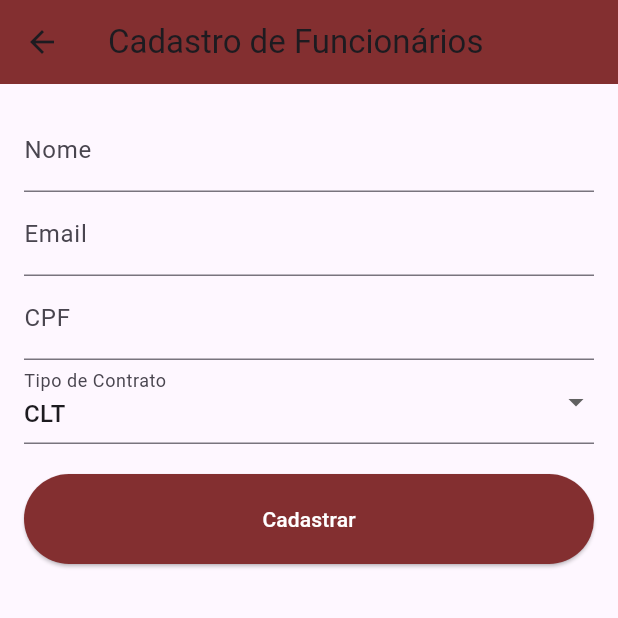
After one commit to ArthurCandido/FP-APP, a Flutter app: the HomePageAdmin screen opened directly, after a tap on "Nome: João Silva", on a phone screen of 412 x 824 dp, the top half of it. The commit adds this screen. Run offline on Flutter 3.47's test engine with Material 3 defaults, Android fonts, the phone set to English and light mode, and no system bars.

Commit message:
add home page adm e pagina de add funcionarios

```diff
--- /dev/null
+++ b/lib/screens/admin_page/home_page_admin.dart
@@ -0,0 +1,113 @@
+import 'package:flutter/material.dart';
+import 'package:fp_app/screens/funcionario_page/funcionario_page.dart';
+import 'package:fp_app/screens/welcome_page/welcome_page.dart';
+
+class HomePageAdmin extends StatelessWidget {
+  const HomePageAdmin({super.key});
+
+  @override
+  Widget build(BuildContext context) {
+    return Scaffold(
+      appBar: AppBar(
+        title: const Text('Home Admin'),
+        backgroundColor: const Color(0xFF832f30),
+        automaticallyImplyLeading: false,
+        actions: <Widget>[
+          IconButton(
+            icon: const Icon(Icons.logout),
+            onPressed: () {
+              Navigator.pushAndRemoveUntil(
+                context,
+                MaterialPageRoute(builder: (context) => const WelcomePage()),
+                (Route<dynamic> route) => false,
+              );
+            },
+          ),
+        ],
+      ),
+      body: Padding(
+        padding: const EdgeInsets.all(16.0),
+        child: ListView(
+          children: <Widget>[
+            GestureDetector(
+              onTap: () {
+                Navigator.push(
+                  context,
+                  MaterialPageRoute(
+                      builder: (context) => const FuncionarioPage()),
+                );
+              },
+              child: Container(
+                width: double.infinity,
+                margin: const EdgeInsets.only(bottom: 10),
+                child: Card(
+                  elevation: 4,
+                  shape: RoundedRectangleBorder(
+                    borderRadius: BorderRadius.circular(10),
+                  ),
+                  child: const Padding(
+                    padding: EdgeInsets.all(16.0),
+                    child: Column(
+                      crossAxisAlignment: CrossAxisAlignment.start,
+                      children: <Widget>[
+                        Text('Nome: João Silva',
+                            style: TextStyle(fontSize: 18)),
+                        SizedBox(height: 8),
+                        Text('Email: joao.silva@example.com',
+                            style: TextStyle(fontSize: 18)),
+                        SizedBox(height: 8),
+                        Text('CPF: 123.456.789-00',
+                            style: TextStyle(fontSize: 18)),
+                        SizedBox(height: 8),
+                        Text('Tipo de Contrato: CLT',
+                            style: TextStyle(fontSize: 18)),
+                      ],
+                    ),
+                  ),
+                ),
+              ),
+            ),
+            GestureDetector(
+              onTap: () {
+                Navigator.push(
+                  context,
+                  MaterialPageRoute(
+                      builder: (context) => const FuncionarioPage()),
+                );
+              },
+              child: Container(
+                width: double.infinity,
+                margin: const EdgeInsets.only(bottom: 10),
+                child: Card(
+                  elevation: 4,
+                  shape: RoundedRectangleBorder(
+                    borderRadius: BorderRadius.circular(10),
+                  ),
+                  child: const Padding(
+                    padding: EdgeInsets.all(16.0),
+                    child: Column(
+                      crossAxisAlignment: CrossAxisAlignment.start,
+                      children: <Widget>[
+                        Text('Nome: Maria Souza',
+                            style: TextStyle(fontSize: 18)),
+                        SizedBox(height: 8),
+                        Text('Email: maria.souza@example.com',
+                            style: TextStyle(fontSize: 18)),
+                        SizedBox(height: 8),
+                        Text('CPF: 987.654.321-00',
+                            style: TextStyle(fontSize: 18)),
+                        SizedBox(height: 8),
+                        Text('Tipo de Contrato: PJ',
+                            style: TextStyle(fontSize: 18)),
+                      ],
+                    ),
+                  ),
+                ),
+              ),
+            ),
+          ],
+        ),
+      ),
+    );
+  }
+}
--- /dev/null
+++ b/lib/screens/funcionario_page/funcionario_page.dart
@@ -0,0 +1,105 @@
+import 'package:flutter/material.dart';
+
+class FuncionarioPage extends StatefulWidget {
+  const FuncionarioPage({super.key});
+
+  @override
+  _FuncionarioPageState createState() => _FuncionarioPageState();
+}
+
+class _FuncionarioPageState extends State<FuncionarioPage> {
+  final _formKey = GlobalKey<FormState>();
+  final TextEditingController _nameController = TextEditingController();
+  final TextEditingController _emailController = TextEditingController();
+  final TextEditingController _cpfController = TextEditingController();
+  String _contractType = 'CLT';
+
+  @override
+  Widget build(BuildContext context) {
+    return Scaffold(
+      appBar: AppBar(
+        title: const Text('Cadastro de Funcionários'),
+        backgroundColor: const Color(0xFF832f30),
+      ),
+      body: Padding(
+        padding: const EdgeInsets.all(16.0),
+        child: Form(
+          key: _formKey,
+          child: ListView(
+            children: <Widget>[
+              TextFormField(
+                controller: _nameController,
+                decoration: const InputDecoration(labelText: 'Nome'),
+                validator: (value) {
+                  if (value == null || value.isEmpty) {
+                    return 'Por favor, insira o nome';
+                  }
+                  return null;
+                },
+              ),
+              TextFormField(
+                controller: _emailController,
+                decoration: const InputDecoration(labelText: 'Email'),
+                validator: (value) {
+                  if (value == null || value.isEmpty) {
+                    return 'Por favor, insira o email';
+                  }
+                  return null;
+                },
+              ),
+              TextFormField(
+                controller: _cpfController,
+                decoration: const InputDecoration(labelText: 'CPF'),
+                validator: (value) {
+                  if (value == null || value.isEmpty) {
+                    return 'Por favor, insira o CPF';
+                  }
+                  return null;
+                },
+              ),
+              DropdownButtonFormField<String>(
+                value: _contractType,
+                decoration:
+                    const InputDecoration(labelText: 'Tipo de Contrato'),
+                items: <String>['CLT', 'PJ'].map((String value) {
+                  return DropdownMenuItem<String>(
+                    value: value,
+                    child: Text(value),
+                  );
+                }).toList(),
+                onChanged: (newValue) {
+                  setState(() {
+                    _contractType = newValue!;
+                  });
+                },
+              ),
+              const SizedBox(height: 20),
+              ElevatedButton(
+                onPressed: () {
+                  if (_formKey.currentState!.validate()) {
+                    ScaffoldMessenger.of(context).showSnackBar(
+                      const SnackBar(
+                          content: Text('Cadastrando funcionário...')),
+                    );
+                  }
+                },
+                style: ElevatedButton.styleFrom(
+                  backgroundColor: const Color(0xFF832f30),
+                  padding:
+                      const EdgeInsets.symmetric(horizontal: 40, vertical: 20),
+                  shape: RoundedRectangleBorder(
+                    borderRadius: BorderRadius.circular(30),
+                  ),
+                ),
+                child: const Text(
+                  'Cadastrar',
+                  style: TextStyle(color: Colors.white),
+                ),
+              ),
+            ],
+          ),
+        ),
+      ),
+    );
+  }
+}
--- a/lib/screens/login_page/login_page.dart
+++ b/lib/screens/login_page/login_page.dart
@@ -1,9 +1,9 @@
 import 'dart:convert';
-
 import 'package:flutter/material.dart';
 import 'package:fp_app/components/PopupError.dart';
 import 'package:fp_app/components/PopupProgress.dart';
 import 'package:fp_app/querys/login_query.dart';
+import 'package:fp_app/screens/admin_page/home_page_admin.dart'; // Certifique-se de que este caminho está correto
 
 class LoginPage extends StatefulWidget {
   const LoginPage({super.key});
@@ -47,7 +47,7 @@ class _LoginPageState extends State<LoginPage> {
                       }
                       return null;
                     },
-                    onSaved: (texto){
+                    onSaved: (texto) {
                       email = texto!;
                     },
                   ),
@@ -60,7 +60,7 @@ class _LoginPageState extends State<LoginPage> {
                       }
                       return null;
                     },
-                    onSaved: (texto){
+                    onSaved: (texto) {
                       senha = texto!;
                     },
                   ),
@@ -89,24 +89,29 @@ class _LoginPageState extends State<LoginPage> {
 
                       Navigator.of(context).pop();
 
-                      if(response.statusCode == 200){
+                      if (response.statusCode == 200) {
                         String tipo = jsonDecode(response.body)["tipo"];
                         switch (tipo) {
                           case 'admin':
-                            print('admin');
+                            Navigator.push(
+                              context,
+                              MaterialPageRoute(
+                                  builder: (context) => HomePageAdmin()),
+                            );
                             break;
                           case 'clt':
                             print('clt');
                             break;
                           case 'pj':
                             print('pj');
+                            break;
                         }
-                      }else{
+                      } else {
                         showDialog(
-                          // ignore: use_build_context_synchronously
                           context: context,
                           builder: (BuildContext context) {
-                            return PopupError(error: jsonDecode(response.body)["message"]);
+                            return PopupError(
+                                error: jsonDecode(response.body)["message"]);
                           },
                         );
                       }
```
